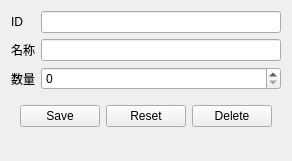
evrins/dnf-gm-tool, file ui/components/inventory/inventory_stackable_form.ui: the form before one commit.
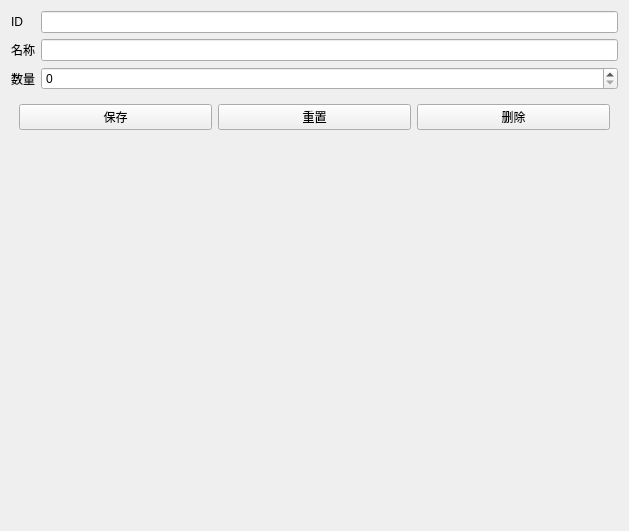
The form after the commit.

The edit to the form file:
```diff
--- a/ui/components/inventory/inventory_stackable_form.ui
+++ b/ui/components/inventory/inventory_stackable_form.ui
@@ -6,8 +6,8 @@
    <rect>
     <x>0</x>
     <y>0</y>
-    <width>270</width>
-    <height>161</height>
+    <width>629</width>
+    <height>531</height>
    </rect>
   </property>
   <property name="sizePolicy">
@@ -71,24 +71,36 @@
    <item row="3" column="0" colspan="2">
     <widget class="QWidget" name="btn_group" native="true">
      <layout class="QHBoxLayout" name="horizontalLayout_7">
+      <property name="leftMargin">
+       <number>8</number>
+      </property>
+      <property name="topMargin">
+       <number>8</number>
+      </property>
+      <property name="rightMargin">
+       <number>8</number>
+      </property>
+      <property name="bottomMargin">
+       <number>8</number>
+      </property>
       <item>
        <widget class="QPushButton" name="save_btn">
         <property name="text">
-         <string>Save</string>
+         <string>保存</string>
         </property>
        </widget>
       </item>
       <item>
        <widget class="QPushButton" name="reset_btn">
         <property name="text">
-         <string>Reset</string>
+         <string>重置</string>
         </property>
        </widget>
       </item>
       <item>
        <widget class="QPushButton" name="delete_btn">
         <property name="text">
-         <string>Delete</string>
+         <string>删除</string>
         </property>
        </widget>
       </item>
```
